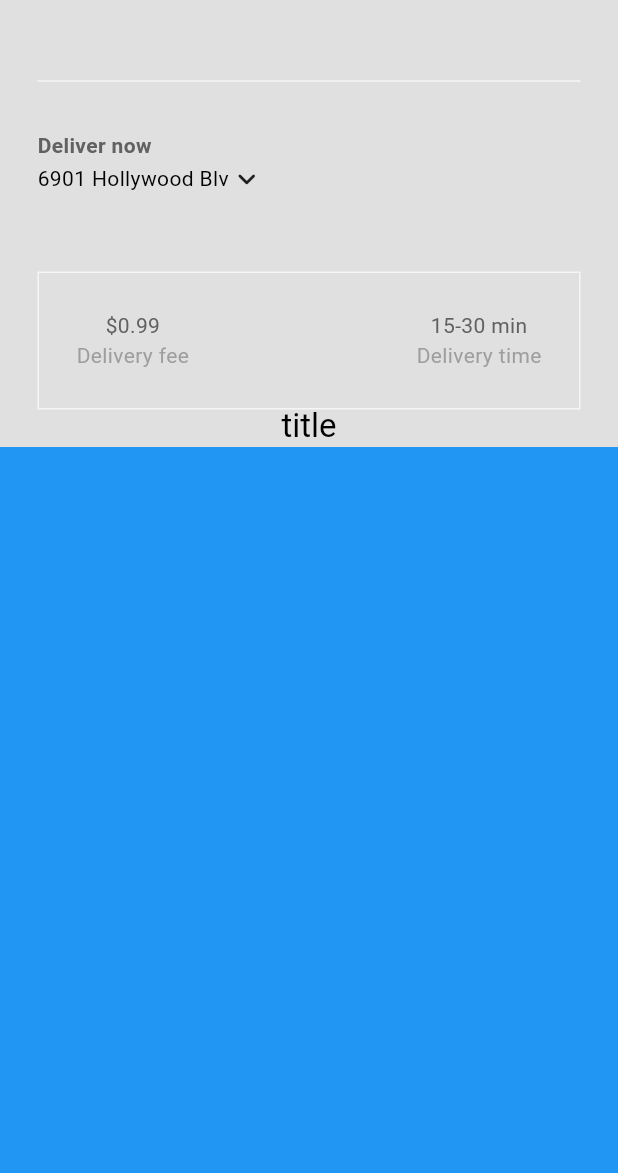
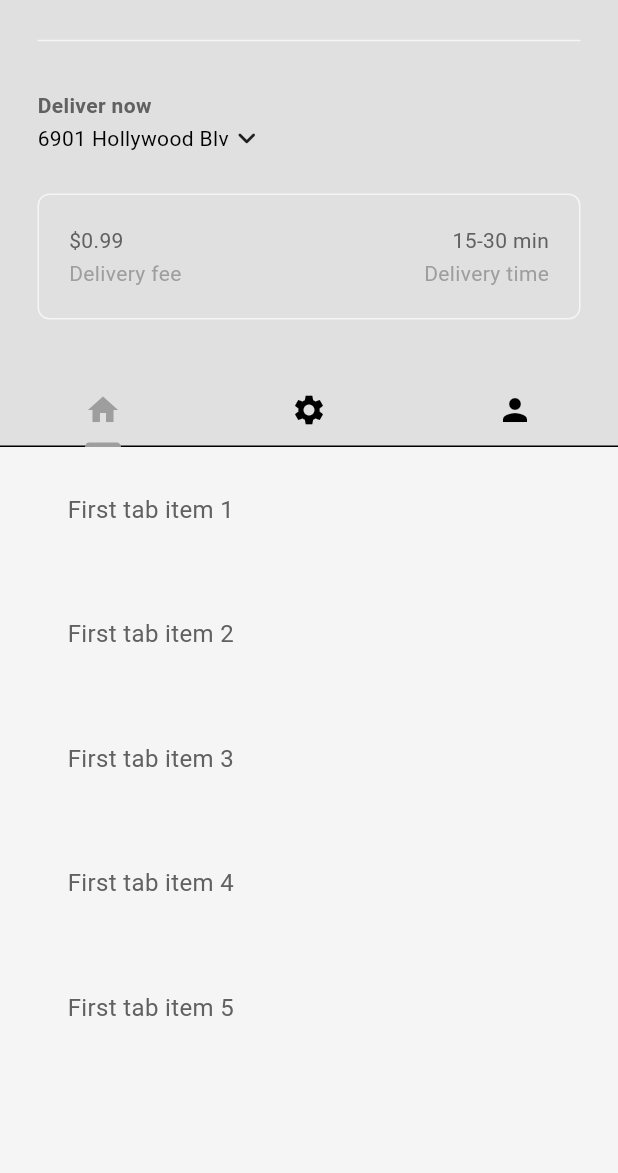
Before and after one commit to Mahim021/Aladin, a Flutter app: the HomePage screen opened directly, on a phone screen of 412 x 824 dp, the part 63-1236 px from its top. Run offline on Flutter 3.47's test engine with Material 3 defaults, Android fonts, the phone set to English and light mode, and no system bars.

Commit message:
Fixed issues with alignment

```diff
--- a/lib/components/my_description_box.dart
+++ b/lib/components/my_description_box.dart
@@ -17,30 +17,33 @@ class MyDescriptionBox extends StatelessWidget {
       padding: const EdgeInsets.only(
         left: 25.0,
         right: 25.0,
-        top: 25.0,
         bottom: 25.0,
       ),
       child: Container(
         decoration: BoxDecoration(
           border: Border.all(color: Theme.of(context).colorScheme.secondary),
+          borderRadius: BorderRadius.circular(8),
         ), // BoxDecoration
-
-        padding: const EdgeInsets.all(25),
+        padding: const EdgeInsets.all(20),
 
         child: Row(
           mainAxisAlignment: MainAxisAlignment.spaceBetween,
           children: [
             // delivery fee
             Column(
+              crossAxisAlignment: CrossAxisAlignment.start,
               children: [
                 Text('\$0.99', style: myPrimaryTextStyle),
+                const SizedBox(height: 2),
                 Text('Delivery fee', style: mySecondaryTextStyle),
               ],
             ), // Column
             // delivery time
             Column(
+              crossAxisAlignment: CrossAxisAlignment.end,
               children: [
                 Text('15-30 min', style: myPrimaryTextStyle),
+                const SizedBox(height: 2),
                 Text('Delivery time', style: mySecondaryTextStyle),
               ],
             ), // Column
--- /dev/null
+++ b/lib/components/my_tab_bar.dart
@@ -0,0 +1,35 @@
+import 'package:flutter/material.dart';
+
+class MyTabBar extends StatelessWidget {
+  final TabController tabController;
+
+  const MyTabBar({
+    super.key,
+    required this.tabController,
+  });
+
+  @override
+  Widget build(BuildContext context) {
+    return Container(
+      child: TabBar(
+        controller: tabController,
+        tabs: [
+          // 1st tab
+          Tab(
+            icon: Icon(Icons.home),
+          ), // Tab
+
+          // 2nd tab
+          Tab(
+            icon: Icon(Icons.settings),
+          ), // Tab
+
+          // 3rd Tab
+          Tab(
+            icon: Icon(Icons.person),
+          ), // Tab
+        ],
+      ), // TabBar
+    ); // Container
+  }
+}
--- a/lib/pages/home_page.dart
+++ b/lib/pages/home_page.dart
@@ -1,4 +1,5 @@
 import 'package:flutter/material.dart';
+import 'package:grocery_shop/components/my_tab_bar.dart';
 import 'package:grocery_shop/components/my_current_location.dart';
 import 'package:grocery_shop/components/my_description_box.dart';
 import 'package:grocery_shop/components/my_drawer.dart';
@@ -11,35 +12,113 @@ class HomePage extends StatefulWidget {
   State<HomePage> createState() => _HomePageState();
 }
 
-class _HomePageState extends State<HomePage> {
+class _HomePageState extends State<HomePage>
+    with SingleTickerProviderStateMixin {
+  // tab controller
+  late TabController _tabController;
+
+  @override
+  void initState() {
+    super.initState();
+    _tabController = TabController(length: 3, vsync: this);
+  }
+
+  @override
+  void dispose() {
+    _tabController.dispose();
+    super.dispose();
+  }
+
   @override
   Widget build(BuildContext context) {
     return Scaffold(
-      drawer: MyDrawer(),
+      backgroundColor: Theme.of(context).colorScheme.secondary,
+      drawer: const MyDrawer(),
       body: NestedScrollView(
         headerSliverBuilder: (context, innerBoxIsScrolled) => [
           MySliverAppBar(
+            title: MyTabBar(tabController: _tabController),
             child: Column(
               mainAxisAlignment: MainAxisAlignment.end,
+              crossAxisAlignment: CrossAxisAlignment.start,
               children: [
-
+                const SizedBox(height: 12),
                 Divider(
                   indent: 25,
                   endIndent: 25,
                   color: Theme.of(context).colorScheme.secondary,
-                ),
+                ), // Divider
 
-                // my current location
+                // switch
                 MyCurrentLocation(),
 
                 // description box
-                MyDescriptionBox(),
+                const MyDescriptionBox(),
+
+                const SizedBox(height: 60), // Reduced space to prevent icon overlap
               ],
             ), // Column
-            title: Text('title'),
           ), // MySliverAppBar
         ],
-        body: Container(color: Colors.blue),
+        body: TabBarView(
+          controller: _tabController,
+          children: [
+            ListView.builder(
+              itemCount: 5,
+              itemBuilder: (context, index) => Container(
+                margin: const EdgeInsets.symmetric(horizontal: 25, vertical: 10),
+                padding: const EdgeInsets.all(20),
+                decoration: BoxDecoration(
+                  color: Theme.of(context).colorScheme.secondary,
+                  borderRadius: BorderRadius.circular(8),
+                ),
+                child: Text(
+                  "First tab item ${index + 1}",
+                  style: TextStyle(
+                    color: Theme.of(context).colorScheme.inversePrimary,
+                    fontSize: 16,
+                  ),
+                ),
+              ),
+            ), // ListView.builder
+            ListView.builder(
+              itemCount: 5,
+              itemBuilder: (context, index) => Container(
+                margin: const EdgeInsets.symmetric(horizontal: 25, vertical: 10),
+                padding: const EdgeInsets.all(20),
+                decoration: BoxDecoration(
+                  color: Theme.of(context).colorScheme.secondary,
+                  borderRadius: BorderRadius.circular(8),
+                ),
+                child: Text(
+                  "Second tab item ${index + 1}",
+                  style: TextStyle(
+                    color: Theme.of(context).colorScheme.inversePrimary,
+                    fontSize: 16,
+                  ),
+                ),
+              ),
+            ), // ListView.builder
+            ListView.builder(
+              itemCount: 5,
+              itemBuilder: (context, index) => Container(
+                margin: const EdgeInsets.symmetric(horizontal: 25, vertical: 10),
+                padding: const EdgeInsets.all(20),
+                decoration: BoxDecoration(
+                  color: Theme.of(context).colorScheme.secondary,
+                  borderRadius: BorderRadius.circular(8),
+                ),
+                child: Text(
+                  "Third tab item ${index + 1}",
+                  style: TextStyle(
+                    color: Theme.of(context).colorScheme.inversePrimary,
+                    fontSize: 16,
+                  ),
+                ),
+              ),
+            ), // ListView.builder
+          ],
+        ), // TabBarView
       ), // NestedScrollView
     ); // Scaffold
   }
```
